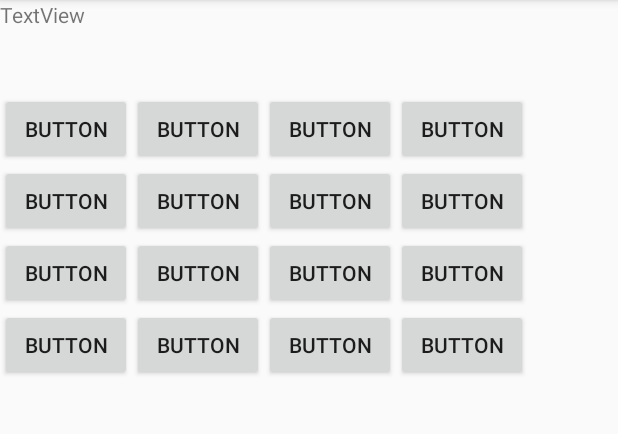
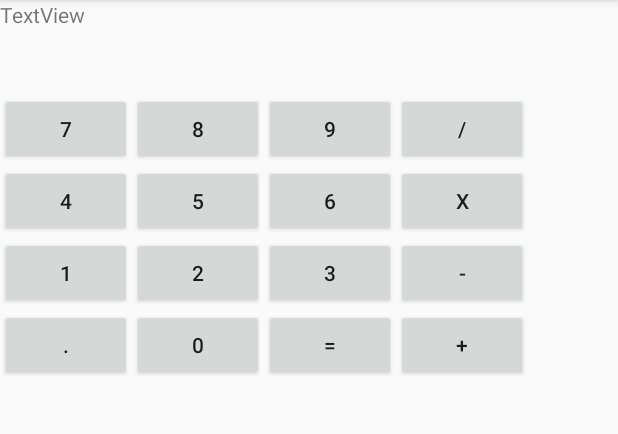
Before and after one commit to jgoodson2/cpsc6138-assignment2-calculator, an Android app: the screen it shows after launch (MainActivity), on a phone screen of 412 x 824 dp, the part 84-518 px from its top. Run offline under Robolectric (Android 15) with nearby library versions, the phone set to English and light mode, and no system bars.

Commit message:
change button text values to resemble classic calculator

```diff
--- a/app/src/main/res/layout/activity_main.xml
+++ b/app/src/main/res/layout/activity_main.xml
@@ -35,25 +35,25 @@
                     android:id="@+id/button7"
                     android:layout_width="wrap_content"
                     android:layout_height="wrap_content"
-                    android:text="Button" />
+                    android:text="7" />
 
                 <Button
                     android:id="@+id/button5"
                     android:layout_width="wrap_content"
                     android:layout_height="wrap_content"
-                    android:text="Button" />
+                    android:text="8" />
 
                 <Button
                     android:id="@+id/button4"
                     android:layout_width="wrap_content"
                     android:layout_height="wrap_content"
-                    android:text="Button" />
+                    android:text="9" />
 
                 <Button
                     android:id="@+id/button6"
                     android:layout_width="wrap_content"
                     android:layout_height="wrap_content"
-                    android:text="Button" />
+                    android:text="/" />
 
             </TableRow>
 
@@ -65,25 +65,25 @@
                     android:id="@+id/button8"
                     android:layout_width="wrap_content"
                     android:layout_height="wrap_content"
-                    android:text="Button" />
+                    android:text="4" />
 
                 <Button
                     android:id="@+id/button9"
                     android:layout_width="wrap_content"
                     android:layout_height="wrap_content"
-                    android:text="Button" />
+                    android:text="5" />
 
                 <Button
                     android:id="@+id/button10"
                     android:layout_width="wrap_content"
                     android:layout_height="wrap_content"
-                    android:text="Button" />
+                    android:text="6" />
 
                 <Button
                     android:id="@+id/button11"
                     android:layout_width="wrap_content"
                     android:layout_height="wrap_content"
-                    android:text="Button" />
+                    android:text="x" />
             </TableRow>
 
             <TableRow
@@ -94,25 +94,25 @@
                     android:id="@+id/button12"
                     android:layout_width="wrap_content"
                     android:layout_height="wrap_content"
-                    android:text="Button" />
+                    android:text="1" />
 
                 <Button
                     android:id="@+id/button13"
                     android:layout_width="wrap_content"
                     android:layout_height="wrap_content"
-                    android:text="Button" />
+                    android:text="2" />
 
                 <Button
                     android:id="@+id/button14"
                     android:layout_width="wrap_content"
                     android:layout_height="wrap_content"
-                    android:text="Button" />
+                    android:text="3" />
 
                 <Button
                     android:id="@+id/button15"
                     android:layout_width="wrap_content"
                     android:layout_height="wrap_content"
-                    android:text="Button" />
+                    android:text="-" />
             </TableRow>
 
             <TableRow
@@ -123,25 +123,25 @@
                     android:id="@+id/button16"
                     android:layout_width="wrap_content"
                     android:layout_height="wrap_content"
-                    android:text="Button" />
+                    android:text="." />
 
                 <Button
                     android:id="@+id/button17"
                     android:layout_width="wrap_content"
                     android:layout_height="wrap_content"
-                    android:text="Button" />
+                    android:text="0" />
 
                 <Button
                     android:id="@+id/button18"
                     android:layout_width="wrap_content"
                     android:layout_height="wrap_content"
-                    android:text="Button" />
+                    android:text="=" />
 
                 <Button
                     android:id="@+id/button19"
                     android:layout_width="wrap_content"
                     android:layout_height="wrap_content"
-                    android:text="Button" />
+                    android:text="+" />
             </TableRow>
         </TableLayout>
     </LinearLayout>
```
